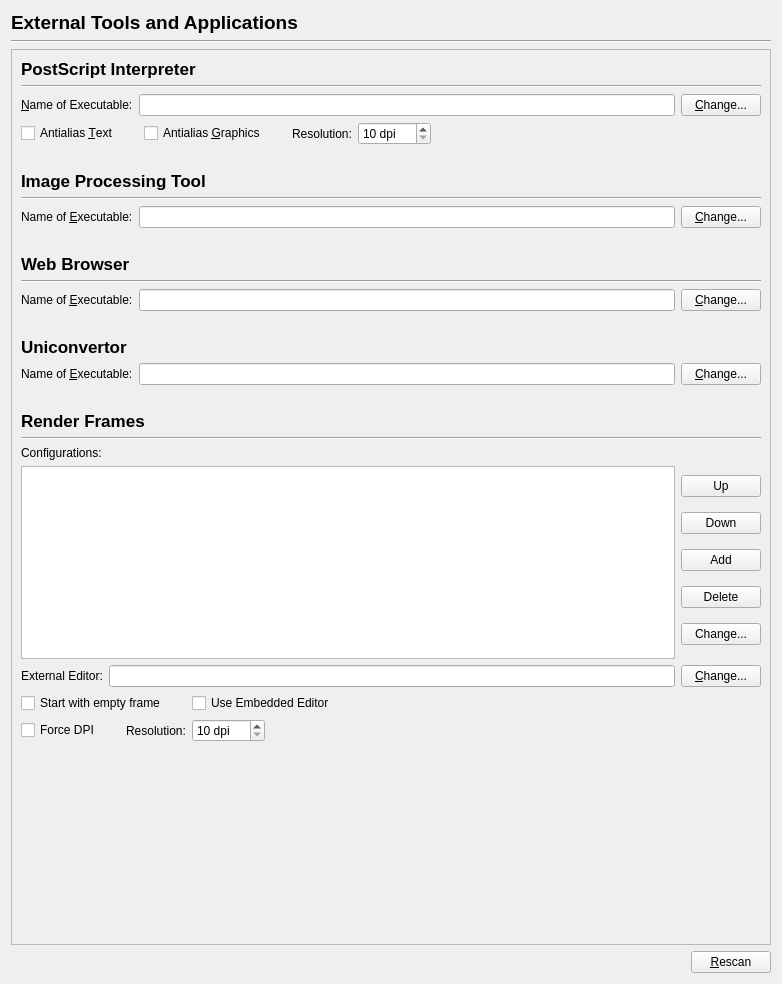
Above: scribus/ui/prefs_externaltoolsbase.ui from scribusproject/scribus before the change. Below: the same form after it.
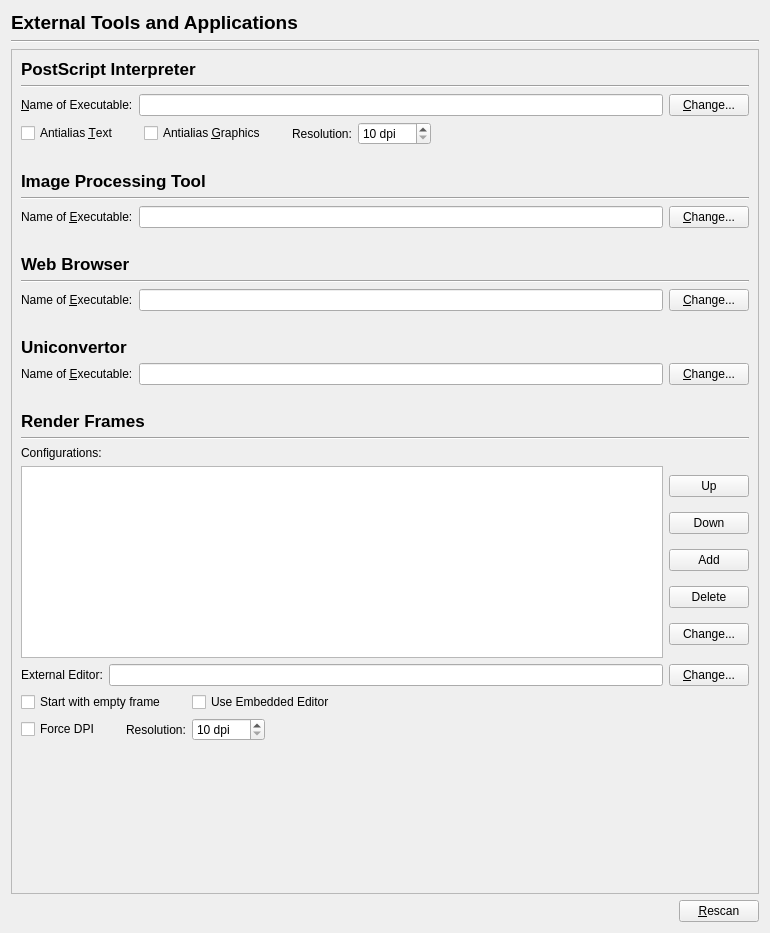
That is the form after the change.

Commit message: Enable new prefs miscellaneous pane

```diff
--- a/scribus/ui/prefs_externaltoolsbase.ui
+++ b/scribus/ui/prefs_externaltoolsbase.ui
@@ -6,8 +6,8 @@
    <rect>
     <x>0</x>
     <y>0</y>
-    <width>782</width>
-    <height>984</height>
+    <width>770</width>
+    <height>933</height>
    </rect>
   </property>
   <property name="windowTitle">
@@ -45,7 +45,7 @@
        <rect>
         <x>0</x>
         <y>0</y>
-        <width>739</width>
+        <width>727</width>
         <height>877</height>
        </rect>
       </property>
```
The commit also changes 4 other files.
